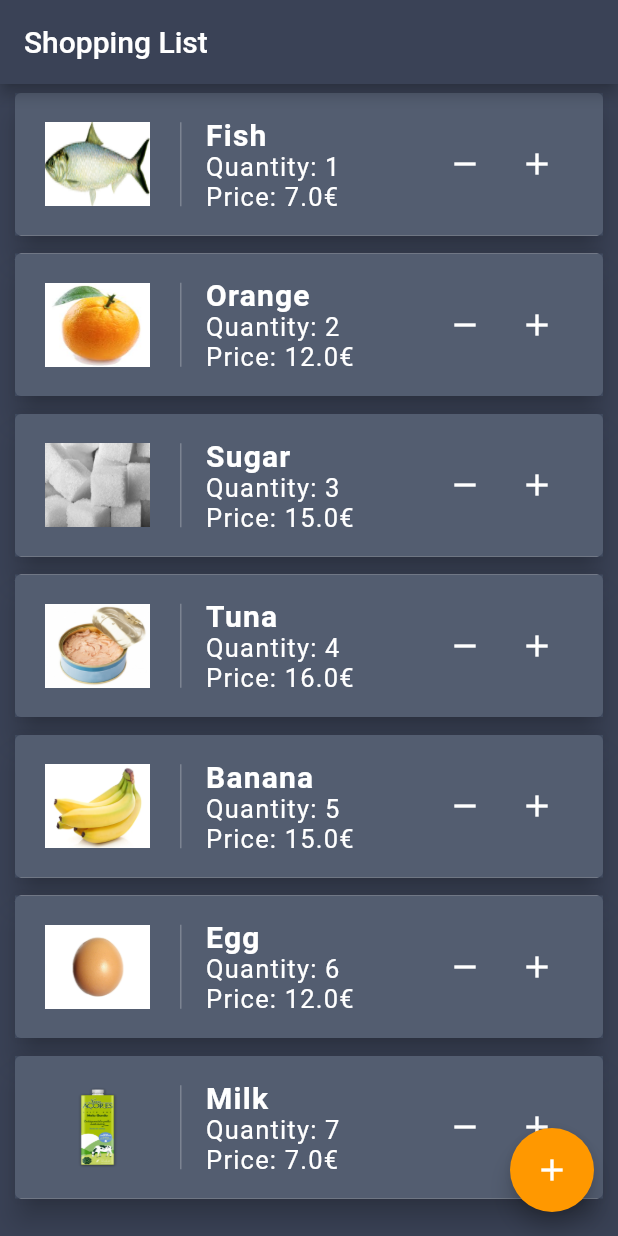
After one commit to dmcesar/Shopping-List, a Flutter app: the screen it shows after launch, on a phone screen of 412 x 824 dp. The commit adds this screen. Run offline on Flutter 3.47's test engine with Material 2 defaults, Android fonts, the phone set to English and light mode, and no system bars.

Commit message:
Algumas correções ao código

```diff
--- a/lib/UI/list_item.dart
+++ b/lib/UI/list_item.dart
@@ -1,12 +1,19 @@
 import 'package:flutter/material.dart';
-import 'package:mini_projeto/UI/product_screen.dart';
+
+import 'package:mini_projeto/UI/product_form.dart';
 import 'package:mini_projeto/data/product.dart';
 
-class ListItem extends StatelessWidget {
+class ListItem extends StatefulWidget {
 
-  final Product _product;
+  final Product product;
 
-  ListItem(this._product);
+  ListItem( {Key key, this.product} ) : super(key: key);
+
+  @override
+  _ListItemState createState()  => _ListItemState();
+}
+
+class _ListItemState extends State<ListItem> {
 
   @override
   Widget build(BuildContext context) {
@@ -42,7 +49,7 @@ class ListItem extends StatelessWidget {
                   ),
                 ),
                 child: Image.asset(
-                this._product.imageLocation,
+                  widget.product.imageLocation,
                   width: 70,
                   height: 70,
                   fit: BoxFit.fill,
@@ -51,7 +58,7 @@ class ListItem extends StatelessWidget {
 
               /* Main text - Product name*/
               title: Text(
-              this._product.name,
+                widget.product.name,
                 style: TextStyle(
                   color: Colors.white,
                   fontWeight: FontWeight.bold,
@@ -62,7 +69,7 @@ class ListItem extends StatelessWidget {
 
               /* Subtitle text - Quantity and total price */
               subtitle: Text(
-                "Quantity: ${this._product.quantity}\nPrice: ${this._product.totalPrice}€",
+                "Quantity: ${widget.product.quantity}\nPrice: ${widget.product.totalPrice}€",
                 style: TextStyle(
                   color: Colors.white,
                   fontSize: 17,
@@ -103,8 +110,8 @@ class ListItem extends StatelessWidget {
                 Navigator.push(
                   context,
                   MaterialPageRoute(
-                  builder: (context) => ProductFormScreen(
-                    product: _product,
+                    builder: (context) => ProductForm(
+                      product: widget.product,
                     ),
                   ),
                 );
--- a/lib/UI/product_screen.dart
+++ b/lib/UI/product_form.dart
@@ -1,33 +1,42 @@
 import 'package:flutter/material.dart';
 import 'package:mini_projeto/data/product.dart';
 
-class ProductFormScreen extends StatefulWidget {
+class ProductForm extends StatefulWidget {
 
   final Product product;
   final String title;
 
-  ProductFormScreen({Key key, this.product, this.title = "Add Product"}) : super(key: key);
+  ProductForm({Key key, this.product, this.title = "Add Product"}) : super(key: key);
 
   @override
-  _ProductFormScreenState createState() => _ProductFormScreenState();
+  _ProductFormState createState() => _ProductFormState();
 }
 
-class _ProductFormScreenState extends State<ProductFormScreen> {
+class _ProductFormState extends State<ProductForm> {
 
   @override
   Widget build(BuildContext context) {
+
     return MaterialApp(
+
       theme: ThemeData(primaryColor: Color.fromRGBO(58, 66, 86, 1.0)),
+
       home: Scaffold(
+
         appBar: AppBar(
+
             title: Text(
-              widget.product != null ? widget.product.name : widget.title
-            )
+                widget.product != null ? widget.product.name : widget.title
+            ),
         ),
 
         backgroundColor: Color.fromRGBO(58, 66, 86, 1.0),
 
-        body: Container(),
+        body: Form(
+          child: ListView(
+
+          )
+        )
       )
     );
   }
--- /dev/null
+++ b/lib/UI/shopping_list.dart
@@ -0,0 +1,73 @@
+import 'package:flutter/material.dart';
+import 'package:mini_projeto/UI/list_item.dart';
+import 'package:mini_projeto/blocs/product_bloc.dart';
+import 'package:mini_projeto/data/product.dart';
+
+class ShoppingList extends StatefulWidget {
+
+  final String title;
+
+  ShoppingList({Key key, this.title}) : super(key: key);
+
+  @override
+  _ShoppingListState createState() => _ShoppingListState();
+}
+
+class _ShoppingListState extends State<ShoppingList> {
+
+  ProductBloc _bloc;
+
+  _ShoppingListState() {
+
+    this._bloc = ProductBloc();
+  }
+
+  @override
+  Widget build(BuildContext context) {
+
+    /*Returns Scrollable ListView */
+    return ListView(
+
+        /* List of Items */
+        children: <Widget>[
+
+          /* Listens to Stream events and returns ListItem objects */
+          StreamBuilder(
+              stream: this._bloc.output,
+              builder: (BuildContext context, AsyncSnapshot snapshot) {
+
+                /* Checks if data was received */
+                if (snapshot.hasData) {
+
+                  /* If single object was received, return ListItem */
+                  if (snapshot.data.runtimeType == Product) {
+
+                    return ListItem(product: snapshot.data as Product);
+                  }
+                  /* If list was received (default items), return Column containing all ListItem objects*/
+                  else {
+                    var products = snapshot.data as List<Product>;
+
+                    return Column(
+                      children: List.generate(
+                          products.length,
+                              (index) => ListItem(product: products[index])
+                      ),
+                    );
+                  }
+                }
+                /* If nothing was received, return empty container */
+                return Container();
+              }
+          ),
+        ],
+      );
+  }
+
+  @override
+  void dispose() {
+
+    this._bloc.dispose();
+    super.dispose();
+  }
+}
--- a/lib/main.dart
+++ b/lib/main.dart
@@ -1,15 +1,45 @@
 import 'package:flutter/material.dart';
-import 'UI/shopping_list_screen.dart';
+
+import 'UI/product_form.dart';
+import 'UI/shopping_list.dart';
 
 void main() => runApp(MyApp());
 
 class MyApp extends StatelessWidget {
   @override
   Widget build(BuildContext context) {
+
     return MaterialApp(
+
       title: 'iQueChumbo',
       theme: ThemeData(primaryColor: Color.fromRGBO(58, 66, 86, 1.0)),
-      home: ShoppingListPage(title: 'Shopping List'),
+
+      home: Scaffold(
+
+        appBar: AppBar(
+          title: Text("Shopping List"),
+        ),
+
+        backgroundColor: Color.fromRGBO(58, 66, 86, 1.0),
+
+        body: ShoppingList(),
+
+        /*
+        * Button to add new Product to List
+        * TODO: MAKE MOVABLE
+        */
+        floatingActionButton: FloatingActionButton(
+          onPressed: () =>
+              Navigator.push(
+                context,
+                MaterialPageRoute(
+                  builder: (context) => ProductForm(),
+                ),
+              ),
+          child: Icon(Icons.add, color: Colors.white),
+          backgroundColor: Colors.orange,
+        ),
+      ),
     );
   }
 }
```
Also changed, not shown: lib/UI/shopping_list_screen.dart (deleted, +0 -112 lines). Lines whose indentation alone changed are shown as unchanged.
